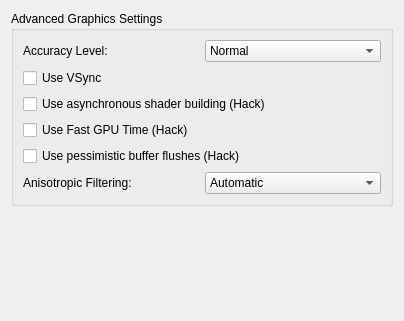
Old version of the form src/yuzu/configuration/configure_graphics_advanced.ui in the repository rorrim-rorrim/eden-alt.
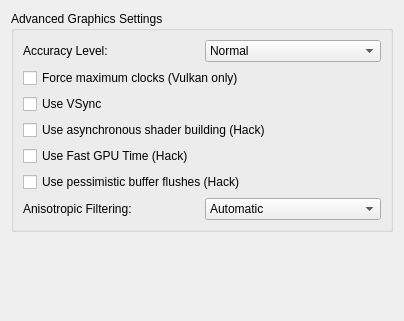
New version of the form.

Commit message: common: add setting for renderer clock workaround

```diff
--- a/src/yuzu/configuration/configure_graphics_advanced.ui
+++ b/src/yuzu/configuration/configure_graphics_advanced.ui
@@ -69,6 +69,16 @@
           </layout>
          </widget>
         </item>
+        <item>
+         <widget class="QCheckBox" name="renderer_force_max_clock">
+          <property name="toolTip">
+           <string>Runs work in the background while waiting for graphics commands to keep the GPU from lowering its clock speed.</string>
+          </property>
+          <property name="text">
+           <string>Force maximum clocks (Vulkan only)</string>
+          </property>
+         </widget>
+        </item>
         <item>
          <widget class="QCheckBox" name="use_vsync">
           <property name="toolTip">
```
The commit also changes 7 other files.
